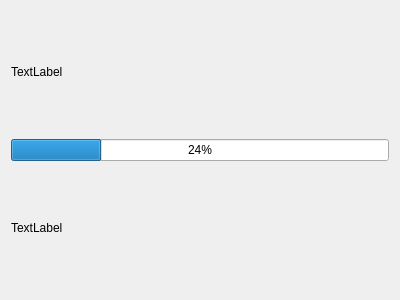
Qt form src/ui/main/FileScannerDialog.ui (Komet/MediaElch) before a commit.
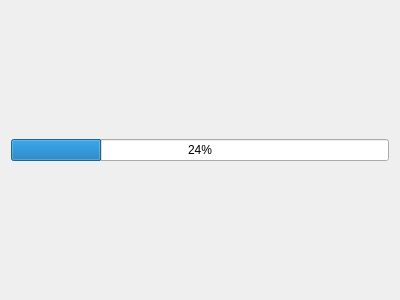
The same form after that commit. Icons and pictures are not drawn.

Patch:
```diff
--- a/src/ui/main/FileScannerDialog.ui
+++ b/src/ui/main/FileScannerDialog.ui
@@ -27,7 +27,7 @@
    <item>
     <widget class="QLabel" name="status">
      <property name="text">
-      <string>TextLabel</string>
+      <string notr="true">&lt;status&gt;</string>
      </property>
     </widget>
    </item>
@@ -53,7 +53,7 @@
       </size>
      </property>
      <property name="text">
-      <string>TextLabel</string>
+      <string notr="true">&lt;current directory&gt;</string>
      </property>
     </widget>
    </item>
```
